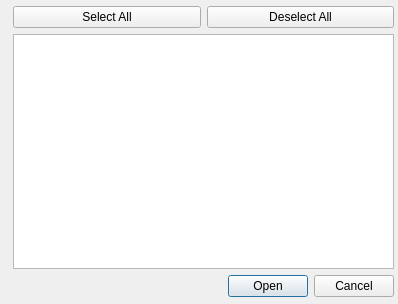
spacetelescope/specviz, file specviz/widgets/ui/spectrum_selection.ui: the form before one commit.
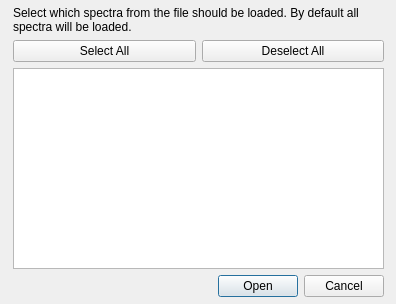
The form after the commit.

Commit message: Add text label to spectrum selection dialog

```diff
--- a/specviz/widgets/ui/spectrum_selection.ui
+++ b/specviz/widgets/ui/spectrum_selection.ui
@@ -6,7 +6,7 @@
    <rect>
     <x>0</x>
     <y>0</y>
-    <width>398</width>
+    <width>396</width>
     <height>304</height>
    </rect>
   </property>
@@ -18,11 +18,21 @@
     <rect>
      <x>13</x>
      <y>6</y>
-     <width>381</width>
+     <width>371</width>
      <height>291</height>
     </rect>
    </property>
    <layout class="QVBoxLayout" name="verticalLayout">
+    <item>
+     <widget class="QLabel" name="label">
+      <property name="text">
+       <string>Select which spectra from the file should be loaded. By default all spectra will be loaded.</string>
+      </property>
+      <property name="wordWrap">
+       <bool>true</bool>
+      </property>
+     </widget>
+    </item>
     <item>
      <layout class="QHBoxLayout" name="horizontalLayout">
       <item>
@@ -46,6 +56,9 @@
       <property name="autoFillBackground">
        <bool>false</bool>
       </property>
+      <property name="alternatingRowColors">
+       <bool>true</bool>
+      </property>
      </widget>
     </item>
     <item>
```
The commit also changes 1 other file.
